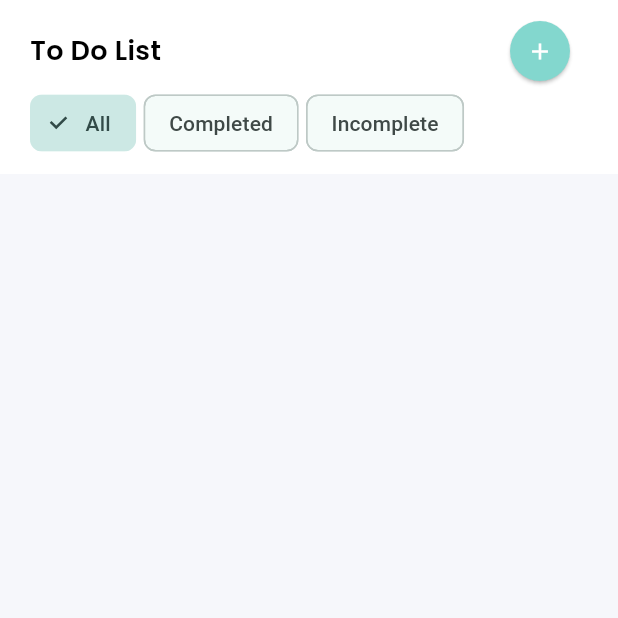
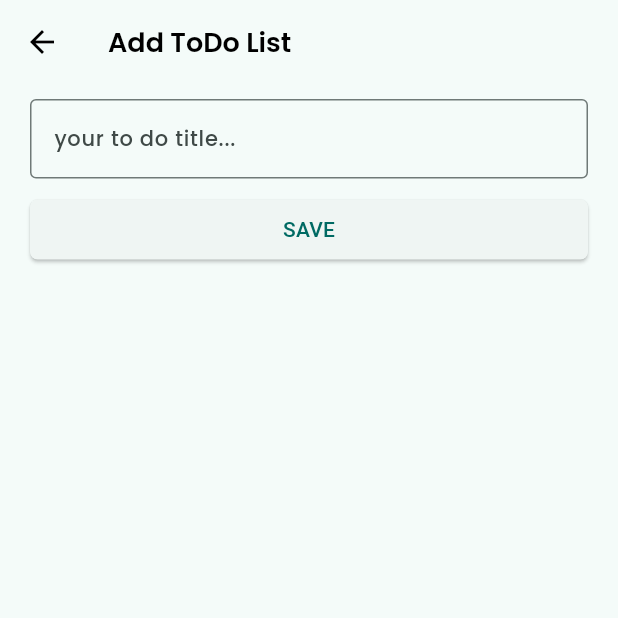
Before and after one commit to dhivatiradika/Flutter-To-Do-List, a Flutter app: the screen it shows after launch, after a tap on the "add" icon, on a phone screen of 412 x 824 dp, the top half of it. Run offline on Flutter 3.47's test engine with Material 3 defaults, Android fonts, the phone set to English and light mode, and no system bars; our stand-ins replace flutter_bloc, freezed_annotation, get_it, go_router, google_fonts.

Commit message:
feat: add create to do page

```diff
--- /dev/null
+++ b/lib/bloc/add_todo/add_to_do_bloc.dart
@@ -0,0 +1,16 @@
+import 'package:flutter_bloc/flutter_bloc.dart';
+import 'package:freezed_annotation/freezed_annotation.dart';
+
+part 'add_to_do_event.dart';
+part 'add_to_do_state.dart';
+part 'add_to_do_bloc.freezed.dart';
+
+class AddToDoBloc extends Bloc<AddToDoEvent, AddToDoState> {
+  AddToDoBloc() : super(const AddToDoState()) {
+    on<_OnSubmitted>(_onSubmitted);
+  }
+
+  void _onSubmitted(_OnSubmitted event, Emitter<AddToDoState> emit) {
+    emit(state.copyWith(isSuccess: true));
+  }
+}
--- /dev/null
+++ b/lib/bloc/add_todo/add_to_do_event.dart
@@ -0,0 +1,6 @@
+part of 'add_to_do_bloc.dart';
+
+@freezed
+class AddToDoEvent with _$AddToDoEvent {
+  const factory AddToDoEvent.onSubmitted(String title) = _OnSubmitted;
+}
--- /dev/null
+++ b/lib/bloc/add_todo/add_to_do_state.dart
@@ -0,0 +1,8 @@
+part of 'add_to_do_bloc.dart';
+
+@freezed
+class AddToDoState with _$AddToDoState {
+  const factory AddToDoState({
+    @Default(false) bool isSuccess,
+  }) = _AddToDoState;
+}
--- a/lib/common/router.dart
+++ b/lib/common/router.dart
@@ -1,6 +1,8 @@
 import 'package:flutter/cupertino.dart';
 import 'package:go_router/go_router.dart';
+import 'package:to_do_list/bloc/add_todo/add_to_do_bloc.dart';
 import 'package:to_do_list/bloc/main/main_bloc.dart';
+import 'package:to_do_list/ui/add_todo/add_todo_page.dart';
 import 'package:to_do_list/ui/main/main_page.dart';
 import 'package:flutter_bloc/flutter_bloc.dart';
 
@@ -16,7 +18,16 @@ class AppRouter extends GoRouter {
           child: const MainPage(),
         )
     ),
+    GoRoute(
+        path: AddToDoPage.routeName,
+        builder: (_, state) => BlocProvider<AddToDoBloc>(
+          create: (context) => AddToDoBloc(),
+          child: const AddToDoPage(),
+        )
+    ),
   ];
+
+  void goToAddToDoPage() => push(AddToDoPage.routeName);
 }
 
 extension AppRouterExt on BuildContext {
--- a/lib/main.dart
+++ b/lib/main.dart
@@ -1,5 +1,6 @@
 import 'package:flutter/material.dart';
 import 'package:to_do_list/common/router.dart';
+import 'package:to_do_list/common/theme.dart';
 import 'injection.dart' as locator;
 
 void main() {
@@ -16,7 +17,7 @@ class MyApp extends StatelessWidget {
       title: 'Flutter Demo',
       debugShowCheckedModeBanner: false,
       theme: ThemeData(
-        colorScheme: ColorScheme.fromSeed(seedColor: Colors.deepPurple),
+        colorScheme: ColorScheme.fromSeed(seedColor: primaryColor),
       ),
       routerConfig: AppRouter(),
     );
--- /dev/null
+++ b/lib/ui/add_todo/add_todo_page.dart
@@ -0,0 +1,83 @@
+import 'package:flutter/material.dart';
+import 'package:flutter_bloc/flutter_bloc.dart';
+import 'package:go_router/go_router.dart';
+import 'package:to_do_list/common/theme.dart';
+
+import '../../bloc/add_todo/add_to_do_bloc.dart';
+
+class AddToDoPage extends StatefulWidget {
+  static const routeName = "/addToDoPage";
+
+  const AddToDoPage({super.key});
+
+  @override
+  State<AddToDoPage> createState() => _AddToDoPageState();
+}
+
+class _AddToDoPageState extends State<AddToDoPage> {
+  final titleController = TextEditingController();
+
+  @override
+  void dispose() {
+    titleController.clear();
+    super.dispose();
+  }
+
+  @override
+  Widget build(BuildContext context) {
+    return BlocConsumer<AddToDoBloc, AddToDoState>(
+      listener: (context, state) {
+        if(state.isSuccess) {
+          context.pop();
+        }
+      },
+      builder: (context, state) {
+        return Scaffold(
+          appBar: AppBar(
+            title: Text(
+              "Add ToDo List",
+              style: titleTextStyle,
+            ),
+            leading: BackButton(
+              color: Colors.black,
+              onPressed: () => context.pop(),
+            ),
+          ),
+          body: SafeArea(
+            child: Padding(
+              padding: const EdgeInsets.symmetric(
+                vertical: 10,
+                horizontal: 20,
+              ),
+              child: Column(
+                children: [
+                  TextField(
+                    controller: titleController,
+                    decoration: InputDecoration(
+                      border: OutlineInputBorder(),
+                      hintText: "your to do title...",
+                    ),
+                    style: primaryTextStyle,
+                  ),
+                  const SizedBox(height: 10),
+                  Container(
+                    width: double.infinity,
+                    child: ElevatedButton(
+                      onPressed: () => context.read<AddToDoBloc>().add(AddToDoEvent.onSubmitted(titleController.text)),
+                      child: Text("SAVE"),
+                      style: ElevatedButton.styleFrom(
+                        shape: RoundedRectangleBorder(
+                          borderRadius: BorderRadius.circular(5.0),
+                        ),
+                      ),
+                    ),
+                  )
+                ],
+              ),
+            ),
+          ),
+        );
+      },
+    );
+  }
+}
--- a/lib/ui/main/main_page.dart
+++ b/lib/ui/main/main_page.dart
@@ -1,6 +1,7 @@
 import 'package:flutter/material.dart';
 import 'package:flutter_bloc/flutter_bloc.dart';
 import 'package:to_do_list/bloc/main/main_bloc.dart';
+import 'package:to_do_list/common/router.dart';
 import 'package:to_do_list/common/theme.dart';
 import 'package:to_do_list/entities/todo_filter.dart';
 
@@ -40,7 +41,7 @@ class _Header extends StatelessWidget {
                 style: titleTextStyle,
               ),
               ElevatedButton(
-                onPressed: () {},
+                onPressed: () => context.router.goToAddToDoPage(),
                 child: Icon(
                   Icons.add,
                   color: Colors.white,
@@ -68,12 +69,7 @@ class _Filter extends StatelessWidget {
       child: BlocBuilder<MainBloc, MainState>(
         buildWhen: (prev, current) => prev.filter != current.filter,
         builder: (context, state) {
-          return Theme(
-            data: ThemeData(
-              colorSchemeSeed: primaryColor,
-              useMaterial3: true,
-            ),
-            child: Row(
+          return Row(
             children: [
               ChoiceChip(
                 label: Text("All"),
@@ -96,7 +92,6 @@ class _Filter extends StatelessWidget {
                     const MainEvent.filterChanged(ToDoFilter.incomplete)),
               ),
             ],
-            ),
           );
         },
       ),
```
Also changed, not shown: lib/bloc/add_todo/add_to_do_bloc.freezed.dart (added), pubspec.lock, 1 other file. Lines whose indentation alone changed are shown as unchanged.
